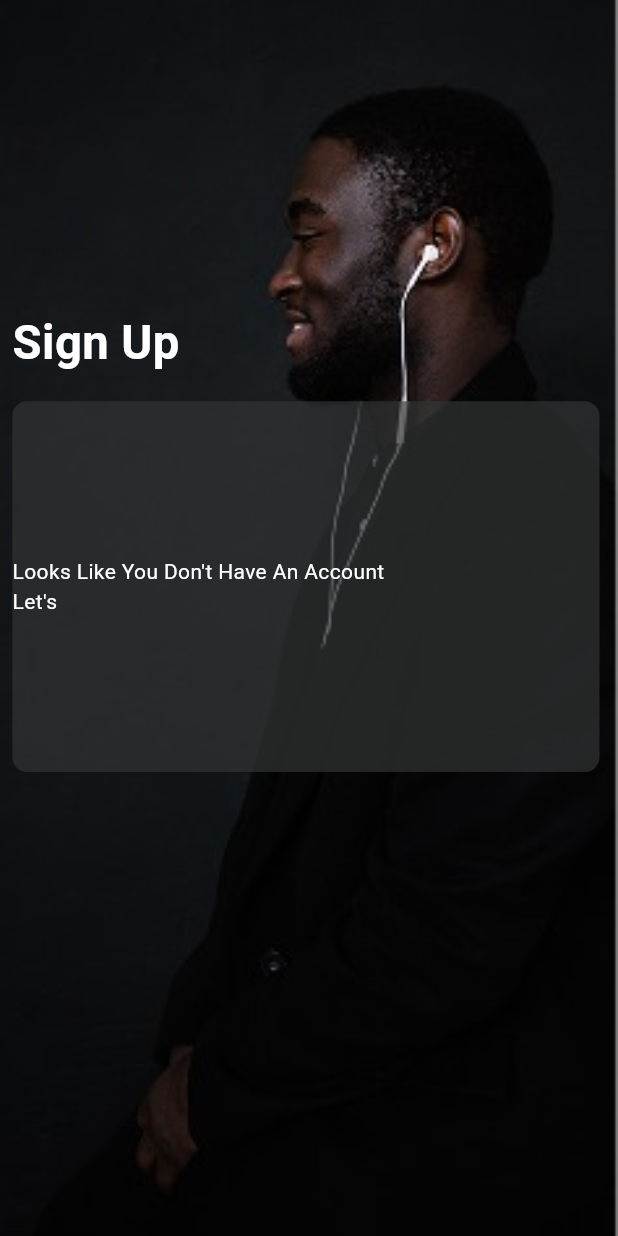
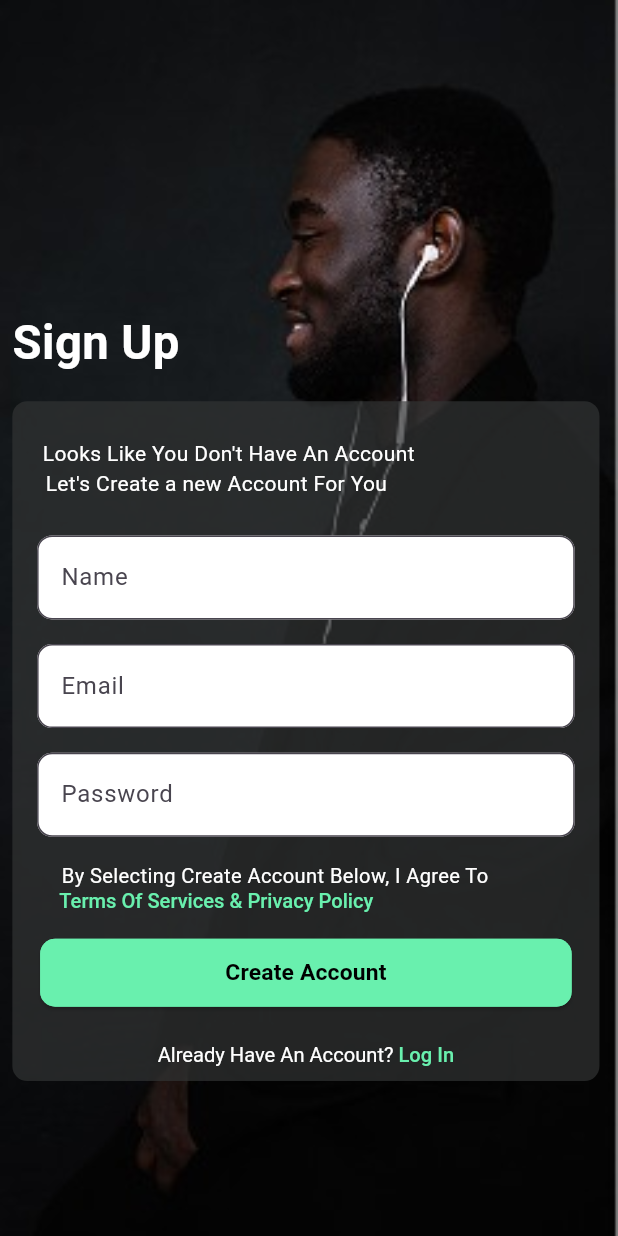
Before and after one commit to AksharRami2007/Book-Nexus, a Flutter app: the Signupscreenwrapper screen opened by its route, on a phone screen of 412 x 824 dp. Run offline on Flutter 3.47's test engine with Material 3 defaults, Android fonts, the light colour scheme and no system bars; our stand-ins replace get, get_storage, responsive_sizer; accounts and stored records are empty; Roboto replaces fonts that are missing (Poppins-Regular).

Commit message:
VerifyCodeSCreen

```diff
--- a/lib/Constant/assets.dart
+++ b/lib/Constant/assets.dart
@@ -1,4 +1,5 @@
 class AppImages {
   static const String bgImage = 'assets/images/bgimage.jpeg';
   static const String backBtn = 'assets/images/backBtn.png';
+  static const String checked = 'assets/images/Checked.png';
 }
--- a/lib/Navigation/nevigation.dart
+++ b/lib/Navigation/nevigation.dart
@@ -1,6 +1,10 @@
 import 'package:book_nexus/Navigation/routername.dart';
 import 'package:book_nexus/Screen/Auth/ForgotPasswordScreen/RecoverPasswordScreen/RecoverPasswordController.dart';
 import 'package:book_nexus/Screen/Auth/ForgotPasswordScreen/RecoverPasswordScreen/RecoverPasswordScreenWrapper.dart';
+import 'package:book_nexus/Screen/Auth/ForgotPasswordScreen/SetPasswordsScreen/SetPasswordController.dart';
+import 'package:book_nexus/Screen/Auth/ForgotPasswordScreen/SetPasswordsScreen/SetPasswordScreenWrapper.dart';
+import 'package:book_nexus/Screen/Auth/ForgotPasswordScreen/VerifyCodeScreen/VerifyCodeController.dart';
+import 'package:book_nexus/Screen/Auth/ForgotPasswordScreen/VerifyCodeScreen/VerifyCodeScreenWrapper.dart';
 import 'package:book_nexus/Screen/Auth/LogInScreen/LoginController.dart';
 import 'package:book_nexus/Screen/Auth/LogInScreen/LoginScreenWrapper.dart';
 import 'package:book_nexus/Screen/Auth/SignUpScreen/SignUpController.dart';
@@ -25,6 +29,16 @@ class Pages {
         page: () => const Signupscreenwrapper(),
         binding: SignupcontrollerBindings(),
       ),
+      GetPage(
+        name: Routername.verifycodescreen,
+        page: () => const Verifycodescreenwrapper(),
+        binding: VerifyCodecontrollerBindings(),
+      ),
+      GetPage(
+        name: Routername.setpasswordscreen,
+        page: () => const Setpasswordscreenwrapper(),
+        binding: SetpasswordcontrollerBindings(),
+      ),
     ];
   }
 }
--- a/lib/Navigation/routername.dart
+++ b/lib/Navigation/routername.dart
@@ -2,4 +2,6 @@ class Routername {
   static const String loginscreen = '/Loginscreenwrapper';
   static const String recoverPasswordscreen = '/RecoverPasswordScreenWrapper';
   static const String signupscreen = '/Signupscreenwrapper';
+  static const String verifycodescreen = '/Verifycodescreenwrapper';
+  static const String setpasswordscreen = '/Setpasswordscreenwrapper';
 }
--- a/lib/Screen/Auth/SignUpScreen/SignUpScreenWrapper.dart
+++ b/lib/Screen/Auth/SignUpScreen/SignUpScreenWrapper.dart
@@ -1,6 +1,9 @@
 import 'package:book_nexus/Constant/colors.dart';
 import 'package:book_nexus/Screen/Widget/CustomScafflod/CustomScaffold.dart';
+import 'package:book_nexus/Screen/Widget/Custombutton/Custombutton.dart';
+import 'package:book_nexus/Screen/Widget/Customtextfield/Customtextfield.dart';
 import 'package:flutter/material.dart';
+import 'package:responsive_sizer/responsive_sizer.dart';
 
 class Signupscreenwrapper extends StatelessWidget {
   const Signupscreenwrapper({super.key});
@@ -9,20 +12,104 @@ class Signupscreenwrapper extends StatelessWidget {
   Widget build(BuildContext context) {
     return CustomScaffold(
         title: 'Sign Up',
-        containerHeight: 30,
+        containerHeight: 55,
         containerWidth: 95,
         child: Column(
-          mainAxisAlignment: MainAxisAlignment.center,
-          crossAxisAlignment: CrossAxisAlignment.start,
+          mainAxisAlignment: MainAxisAlignment.start,
+          crossAxisAlignment: CrossAxisAlignment.center,
           children: [
-            Text(
-              'Looks Like You Don\'t Have An Account',
-              style: TextStyle(color: AppColors().white100Color),
+            SizedBox(
+              height: 3.h,
             ),
-            Text(
-              'Let\'s ',
-              style: TextStyle(color: AppColors().white100Color),
+            Padding(
+              padding:  EdgeInsets.only(right: 25.w),
+              child: Text(
+                'Looks Like You Don\'t Have An Account',
+                style: TextStyle(color: AppColors().white100Color),
+              ),
             ),
+            Padding(
+              padding:  EdgeInsets.only(right: 29.w),
+              child: Text(
+                'Let\'s Create a new Account For You',
+                style: TextStyle(color: AppColors().white100Color),
+              ),
+            ),
+            SizedBox(
+              height: 3.h,
+            ),
+            Customtextfield(
+              name: 'Name',
+              obsecuretext: false,
+              onchanged: (String value) {},
+              inputType: TextInputType.name,
+            ),
+            SizedBox(
+              height: 2.h,
+            ),
+            Customtextfield(
+              name: 'Email',
+              obsecuretext: false,
+              onchanged: (String value) {},
+              inputType: TextInputType.emailAddress,
+            ),
+            SizedBox(
+              height: 2.h,
+            ),
+            Customtextfield(
+              name: 'Password',
+              obsecuretext: true,
+              onchanged: (String value) {},
+              inputType: TextInputType.visiblePassword,
+            ),
+            SizedBox(
+              height: 2.h,
+            ),
+            Padding(
+              padding:  EdgeInsets.only(right: 10.w),
+              child: Text(
+                'By Selecting Create Account Below, I Agree To',
+                style:
+                    TextStyle(fontSize: 15.sp, color: AppColors().white100Color),
+              ),
+            ),
+            Padding(
+              padding:  EdgeInsets.only(right: 29.w),
+              child: RichText(
+                  text: TextSpan(children: <TextSpan>[
+                TextSpan(
+                    text: 'Terms Of Services & Privacy Policy',
+                    style: TextStyle(
+                        fontSize: 15.sp,
+                        color: AppColors.green,
+                        fontWeight: FontWeight.w500))
+              ])),
+            ),
+            SizedBox(
+              height: 2.h,
+            ),
+            Custombutton(
+              name: 'Create Account',
+              onclick: () {},
+            ),
+            SizedBox(
+              height: 3.h,
+            ),
+            RichText(
+                text: TextSpan(children: <TextSpan>[
+              TextSpan(
+                  text: 'Already Have An Account? ',
+                  style: TextStyle(
+                    fontSize: 15.sp,
+                    color: AppColors().white100Color,
+                  )),
+              TextSpan(
+                  text: 'Log In',
+                  style: TextStyle(
+                      fontSize: 15.sp,
+                      color: AppColors.green,
+                      fontWeight: FontWeight.w500)),
+            ])),
           ],
         ));
   }
```
Also changed, not shown: lib/Screen/Auth/ForgotPasswordScreen/RecoverPasswordScreen/RecoverPasswordScreenWrapper.dart (+14 -12 lines), lib/Screen/Auth/ForgotPasswordScreen/SetPasswordsScreen/SetPasswordController.dart (added, +16 -0 lines), lib/Screen/Auth/ForgotPasswordScreen/SetPasswordsScreen/SetPasswordScreenWrapper.dart (added, +73 -0 lines), lib/Screen/Auth/ForgotPasswordScreen/VerifyCodeScreen/VerifyCodeScreenWrapper.dart (+51 -11 lines), assets/images/Checked.png (added).
